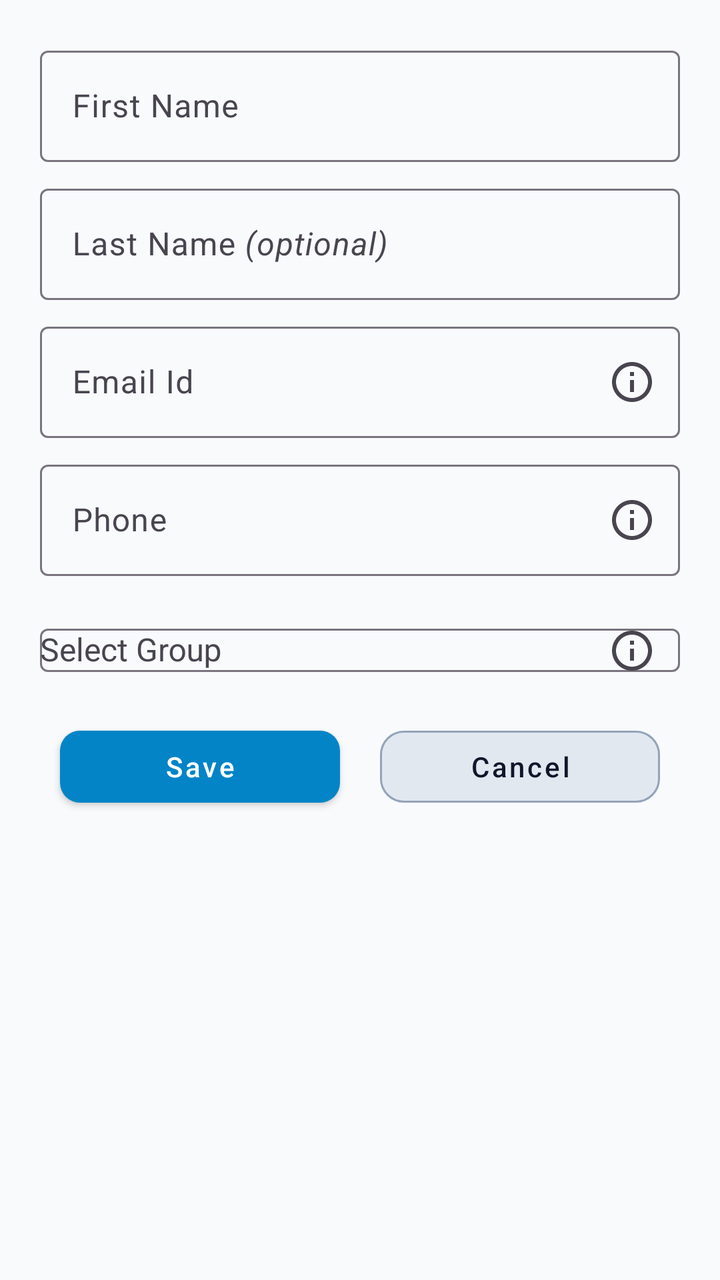
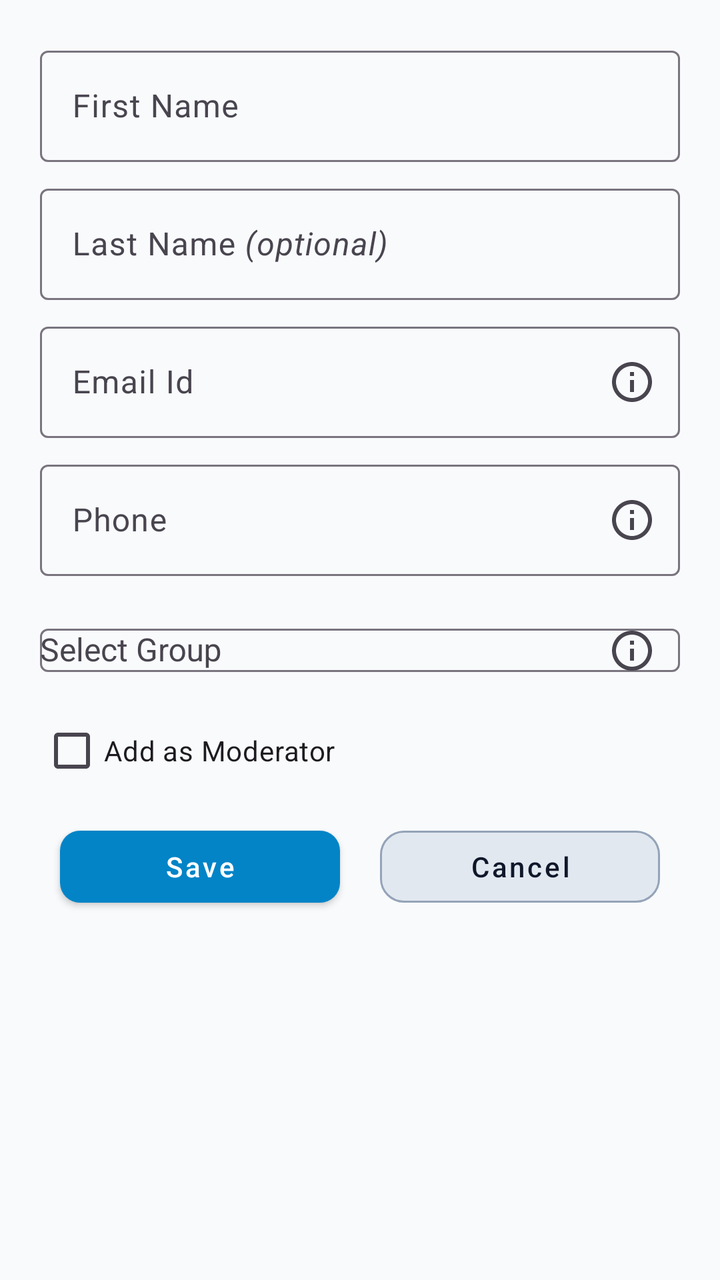

An Android layout rendered at two revisions. The XML below is the earlier revision; the diff shows what the commit changed to produce the second picture.
<!-- AndroidManifest.xml: application theme Theme.ApnaFund -->
<!-- res/layout/dialog_add_user.xml -->
<?xml version="1.0" encoding="utf-8"?>
<androidx.constraintlayout.widget.ConstraintLayout xmlns:android="http://schemas.android.com/apk/res/android"
    xmlns:app="http://schemas.android.com/apk/res-auto"
    xmlns:tools="http://schemas.android.com/tools"
    android:layout_width="match_parent"
    android:layout_height="wrap_content"
    android:padding="20dp">

    
    <com.google.android.material.textfield.TextInputLayout
        android:id="@+id/input_layout_first_name"
        android:layout_width="match_parent"
        android:layout_height="wrap_content"
        android:hint="@string/text_first_name"
        app:layout_constraintTop_toTopOf="parent">

        <com.google.android.material.textfield.TextInputEditText
            android:id="@+id/edit_text_first_name"
            android:layout_width="match_parent"
            android:layout_height="wrap_content"
            android:importantForAutofill="no"
            android:inputType="textPersonName"
            android:textSize="16sp" />
    </com.google.android.material.textfield.TextInputLayout>

    
    <com.google.android.material.textfield.TextInputLayout
        android:id="@+id/input_layout_last_name"
        android:layout_width="match_parent"
        android:layout_height="wrap_content"
        android:layout_marginTop="8dp"
        android:hint="@string/text_last_name_optional"
        app:layout_constraintTop_toBottomOf="@+id/input_layout_first_name">

        <com.google.android.material.textfield.TextInputEditText
            android:id="@+id/edit_text_last_name"
            android:layout_width="match_parent"
            android:layout_height="wrap_content"
            android:importantForAutofill="no"
            android:inputType="textPersonName"
            android:textSize="16sp" />
    </com.google.android.material.textfield.TextInputLayout>

    
    <com.google.android.material.textfield.TextInputLayout
        android:id="@+id/input_layout_email"
        android:layout_width="match_parent"
        android:layout_height="wrap_content"
        android:layout_marginTop="8dp"
        app:endIconDrawable="@drawable/ic_info"
        app:endIconMode="custom"
        android:hint="@string/text_email_id"
        app:layout_constraintTop_toBottomOf="@id/input_layout_last_name">

        <com.google.android.material.textfield.TextInputEditText
            android:id="@+id/edit_text_email"
            android:layout_width="match_parent"
            android:layout_height="wrap_content"
            android:importantForAutofill="no"
            android:inputType="textEmailAddress"
            android:textSize="16sp" />
    </com.google.android.material.textfield.TextInputLayout>

    
    <com.google.android.material.textfield.TextInputLayout
        android:id="@+id/input_layout_phone"
        android:layout_width="match_parent"
        android:layout_height="wrap_content"
        android:layout_marginTop="8dp"
        app:endIconDrawable="@drawable/ic_info"
        app:endIconMode="custom"
        android:hint="@string/text_phone"
        app:layout_constraintTop_toBottomOf="@id/input_layout_email">

        <com.google.android.material.textfield.TextInputEditText
            android:id="@+id/edit_text_phone"
            android:layout_width="match_parent"
            android:layout_height="wrap_content"
            android:importantForAutofill="no"
            android:inputType="phone"
            android:maxLength="10"
            android:textSize="16sp" />
    </com.google.android.material.textfield.TextInputLayout>

    <com.google.android.material.textfield.TextInputLayout
        android:id="@+id/text_input_group"
        android:layout_width="match_parent"
        android:layout_height="wrap_content"
        android:layout_marginTop="8dp"
        android:hint="@string/text_select_group"
        app:endIconDrawable="@drawable/ic_info"
        app:endIconMode="custom"
        app:layout_constraintTop_toBottomOf="@id/input_layout_phone">

        <AutoCompleteTextView
            android:id="@+id/edit_text_group"
            android:layout_width="match_parent"
            android:layout_height="wrap_content"
            android:completionThreshold="1"
            android:importantForAutofill="no"
            android:inputType="none"
            android:textSize="16sp"
            tools:ignore="LabelFor" />
    </com.google.android.material.textfield.TextInputLayout>

    <LinearLayout
        android:layout_width="match_parent"
        android:layout_height="wrap_content"
        android:orientation="horizontal"
        app:layout_constraintTop_toBottomOf="@id/text_input_group">

        <com.google.android.material.button.MaterialButton
            android:id="@+id/button_save_user"
            style="@style/ApnaFundButton.Primary"
            android:layout_width="0dp"
            android:layout_height="wrap_content"
            android:layout_margin="10dp"
            android:layout_weight="1"
            android:text="@string/text_save" />

        <com.google.android.material.button.MaterialButton
            android:id="@+id/button_cancel_user"
            style="@style/ApnaFundButton.Secondary"
            android:layout_width="0dp"
            android:layout_height="wrap_content"
            android:layout_margin="10dp"
            android:layout_weight="1"
            android:text="@string/text_cancel_button" />
    </LinearLayout>

</androidx.constraintlayout.widget.ConstraintLayout>
<!-- resources referenced by this layout -->
<resources>
  <!-- drawable ic_info (drawable) -->
  <vector xmlns:android="http://schemas.android.com/apk/res/android" android:height="24dp" android:tint="#000000" android:viewportHeight="24" android:viewportWidth="24" android:width="24dp">
        
      <path android:fillColor="@android:color/white" android:pathData="M11,7h2v2h-2V7zM11,11h2v6h-2V11zM12,2C6.48,2 2,6.48 2,12s4.48,10 10,10s10,-4.48 10,-10S17.52,2 12,2zM12,20c-4.41,0 -8,-3.59 -8,-8s3.59,-8 8,-8s8,3.59 8,8S16.41,20 12,20z"/>
      
  </vector>
  <string name="text_cancel_button">Cancel</string>
  <string name="text_email_id">Email Id</string>
  <string name="text_first_name">First Name</string>
  <string name="text_last_name_optional">Last Name <i>(optional)</i></string>
  <string name="text_phone">Phone</string>
  <string name="text_save">Save</string>
  <string name="text_select_group">Select Group</string>
  <style name="ApnaFundButton.Primary" parent="Widget.MaterialComponents.Button">
          <item name="android:textColor">@color/btn_primary_text_selector</item>
          <item name="backgroundTint">@color/btn_primary_bg_selector</item>
          <item name="cornerRadius">10dp</item>
          <item name="android:textAllCaps">false</item>
      </style>
  <style name="ApnaFundButton.Secondary" parent="Widget.MaterialComponents.Button.OutlinedButton">
          <item name="android:textColor">@color/btn_secondary_text</item>
          <item name="strokeColor">@color/btn_secondary_border</item>
          <item name="strokeWidth">1dp</item>
          <item name="backgroundTint">@color/btn_secondary_bg</item>
          <item name="cornerRadius">12dp</item>
          <item name="android:textAllCaps">false</item>
      </style>
  <style name="Theme.ApnaFund" parent="Base.Theme.ApnaFund" />
  <color name="btn_secondary_text">#0F172A</color>
  <color name="btn_secondary_border">#94A3B8</color>
  <color name="btn_secondary_bg">#E2E8F0</color>
  <style name="Base.Theme.ApnaFund" parent="Theme.Material3.DayNight.NoActionBar">
          
          
          <item name="colorSecondary">#00ACC1</item> 
          <item name="colorTertiary">#FDD835</item> 
          
          <item name="android:colorBackground">@color/background</item>
  
          
          <item name="colorSurface">@color/surface</item>
          <item name="colorOnSurface">@color/text_primary</item>
          <item name="colorSurfaceVariant">@color/surface_variant</item>
  
          
          <item name="colorPrimary">@color/blue_dark</item>
          <item name="colorOnPrimary">@color/on_primary</item>
  
          
          <item name="android:textColorPrimary">@color/text_primary</item>
          <item name="android:textColorSecondary">@color/text_secondary</item>
      </style>
  <color name="background">#F8FAFC</color>
  <color name="surface">#FFFFFF</color>
  <color name="text_primary">#0F1012</color>
  <color name="surface_variant">#E2E8F0</color>
  <color name="blue_dark">#117AA7</color>
  <color name="on_primary">#FFFFFF</color>
  <color name="text_secondary">#475569</color>
</resources>

<!-- the commit's change to res/layout/dialog_add_user.xml (unified diff, before → after) -->
@@ -101,6 +101,14 @@
             android:inputType="none"
             android:textSize="16sp"
             tools:ignore="LabelFor" />
+
+        <CheckBox
+            android:id="@+id/checkboxModerator"
+            android:layout_width="wrap_content"
+            android:layout_height="wrap_content"
+            android:text="@string/check_box_add_moderator"
+            android:layout_marginTop="2dp"
+            app:layout_constraintTop_toBottomOf="@id/text_input_group"/>
     </com.google.android.material.textfield.TextInputLayout>
 
     <LinearLayout
<!-- resource entries referenced after the edit -->
@@ -6,6 +6,7 @@
       <path android:fillColor="@android:color/white" android:pathData="M11,7h2v2h-2V7zM11,11h2v6h-2V11zM12,2C6.48,2 2,6.48 2,12s4.48,10 10,10s10,-4.48 10,-10S17.52,2 12,2zM12,20c-4.41,0 -8,-3.59 -8,-8s3.59,-8 8,-8s8,3.59 8,8S16.41,20 12,20z"/>
       
   </vector>
+  <string name="check_box_add_moderator">Add as Moderator</string>
   <string name="text_cancel_button">Cancel</string>
   <string name="text_email_id">Email Id</string>
   <string name="text_first_name">First Name</string>
